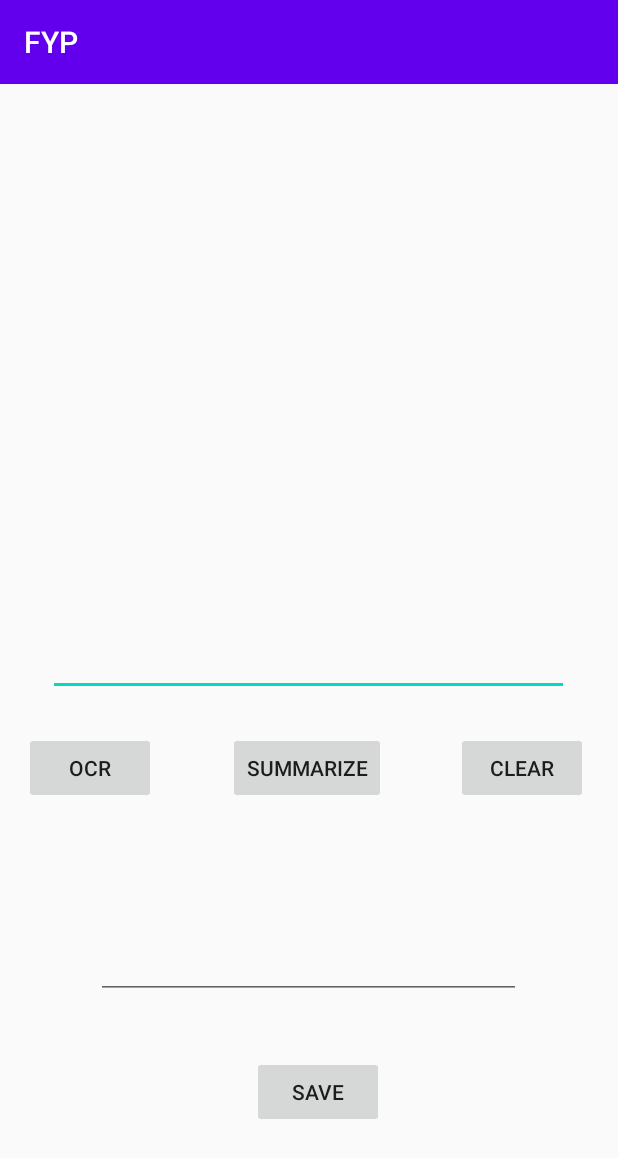
After one commit to Rob-Jay/FYP, an Android app: the SummarizeActivity screen opened directly, with no data from a screen before it, on a phone screen of 412 x 824 dp. The commit adds this screen. Shown: the top 1158 px of the screen. Run offline under Robolectric (Android 15) with nearby library versions, the phone set to English and light mode, and no system bars.

Commit message:
Summarize Activity Created
Summarize Activity accepts bitmap and scans text

```diff
--- a/app/src/main/AndroidManifest.xml
+++ b/app/src/main/AndroidManifest.xml
@@ -15,7 +15,7 @@
         android:roundIcon="@mipmap/ic_launcher_round"
         android:supportsRtl="true"
         android:theme="@style/Theme.FYP">
-        <activity android:name=".ViewSummarization" />
+        <activity android:name=".SummarizeActivity" />
         <activity android:name=".SignUp" />
         <activity android:name=".LoginActivity"/>
 
--- a/app/src/main/java/com/example/fyp/LoginActivity.java
+++ b/app/src/main/java/com/example/fyp/LoginActivity.java
@@ -109,6 +109,7 @@ public class LoginActivity extends AppCompatActivity {
             public void onClick(View v){
                 signIn();
 
+
             }
         });
 
@@ -118,6 +119,7 @@ public class LoginActivity extends AppCompatActivity {
     private void signIn() {
         Intent signInIntent = mGoogleSignInClient.getSignInIntent();
         startActivityForResult(signInIntent, RC_SIGN_IN);
+
     }
 
     @Override
@@ -150,6 +152,7 @@ public class LoginActivity extends AppCompatActivity {
                             FirebaseUser user = fAuth.getCurrentUser();
                             Intent intent = new Intent(LoginActivity.this,MainActivity.class);
                             startActivity(intent);
+                            finish();
                         } else {
                             // If sign in fails, display a message to the user.
                             Log.w("Error", "signInWithCredential:failure", task.getException());
--- /dev/null
+++ b/app/src/main/java/com/example/fyp/SummarizeActivity.java
@@ -0,0 +1,81 @@
+package com.example.fyp;
+
+import androidx.annotation.NonNull;
+import androidx.appcompat.app.AppCompatActivity;
+
+import android.Manifest;
+import android.content.pm.PackageManager;
+import android.graphics.Bitmap;
+import android.graphics.BitmapFactory;
+import android.os.Bundle;
+import android.widget.Button;
+import android.widget.ImageView;
+import android.widget.TextView;
+import android.widget.Toast;
+
+import com.google.android.gms.tasks.OnFailureListener;
+import com.google.android.gms.tasks.OnSuccessListener;
+import com.google.android.gms.tasks.Task;
+import com.google.firebase.ml.vision.FirebaseVision;
+import com.google.firebase.ml.vision.common.FirebaseVisionImage;
+import com.google.firebase.ml.vision.text.FirebaseVisionText;
+import com.google.firebase.ml.vision.text.FirebaseVisionTextRecognizer;
+
+import java.io.FileInputStream;
+
+
+public class SummarizeActivity extends AppCompatActivity {
+    TextView textView;
+    TextView sTextView;
+    Button clearTextBtn;
+    Button scanTextBtn;
+    Button summarizeBtn;
+    Button saveSummaryBtn;
+    ImageView ScanTextImg;
+
+    @Override
+    protected void onCreate(Bundle savedInstanceState) {
+        super.onCreate(savedInstanceState);
+        setContentView(R.layout.activity_view_summarization);
+        //Entities from XML file located
+        textView = findViewById(R.id.text_view);
+        sTextView = findViewById(R.id.summary_text_view);
+        clearTextBtn = findViewById(R.id.clear_text_btn);
+        scanTextBtn = findViewById(R.id.add_text_btn);
+        summarizeBtn = findViewById(R.id.summarize_btn);
+        saveSummaryBtn = findViewById(R.id.save_summary_btn);
+        ScanTextImg = findViewById(R.id.imageView);
+        Bitmap bitmap = null;
+        String filename = getIntent().getStringExtra("image");
+        try {
+            FileInputStream is = this.openFileInput(filename);
+            bitmap = BitmapFactory.decodeStream(is);
+            is.close();
+            //1. create a FirebaseVisionImage object from a Bitmap
+            FirebaseVisionImage firebaseVisionImage = FirebaseVisionImage.fromBitmap(bitmap);
+            //2. Get an instance of FirebaseVision using a cloudTextRecognizer
+            FirebaseVisionTextRecognizer detector = FirebaseVision.getInstance()
+                    .getCloudTextRecognizer();
+            //3. Create a task to process the image
+            Task<FirebaseVisionText> result =
+                    detector.processImage(firebaseVisionImage).addOnSuccessListener(new OnSuccessListener<FirebaseVisionText>() {
+                        @Override
+                        public void onSuccess(FirebaseVisionText firebaseVisionText) {
+                            String s = firebaseVisionText.getText();
+                            textView.setText(s);
+                        }
+                    })
+                            .addOnFailureListener(
+                                    new OnFailureListener() {
+                                        @Override
+                                        public void onFailure(@NonNull Exception e) {
+                                            Toast.makeText(getApplicationContext(), e.getMessage(), Toast.LENGTH_LONG).show();
+
+                                        }
+                                    });
+
+        } catch (Exception e) {
+            e.printStackTrace();
+        }
+    }
+}
--- a/app/src/main/res/layout/activity_view_summarization.xml
+++ b/app/src/main/res/layout/activity_view_summarization.xml
@@ -4,6 +4,80 @@
     xmlns:tools="http://schemas.android.com/tools"
     android:layout_width="match_parent"
     android:layout_height="match_parent"
-    tools:context=".ViewSummarization">
+    tools:context=".SummarizeActivity">
+
+    <Button
+        android:id="@+id/clear_text_btn"
+        android:layout_width="wrap_content"
+        android:layout_height="wrap_content"
+        android:layout_marginStart="304dp"
+        android:layout_marginTop="432dp"
+        android:text="Clear"
+        app:layout_constraintStart_toStartOf="parent"
+        app:layout_constraintTop_toTopOf="parent" />
+
+    <EditText
+        android:id="@+id/text_view"
+        android:layout_width="347dp"
+        android:layout_height="232dp"
+        android:layout_marginStart="32dp"
+        android:layout_marginTop="176dp"
+        android:ems="10"
+        android:gravity="start|top"
+        android:inputType="textMultiLine"
+        app:layout_constraintStart_toStartOf="parent"
+        app:layout_constraintTop_toTopOf="parent" />
+
+    <EditText
+        android:id="@+id/summary_text_view"
+        android:layout_width="283dp"
+        android:layout_height="118dp"
+        android:layout_marginStart="64dp"
+        android:layout_marginTop="492dp"
+        android:ems="10"
+        android:gravity="start|top"
+        android:inputType="textMultiLine"
+        app:layout_constraintStart_toStartOf="parent"
+        app:layout_constraintTop_toTopOf="parent" />
+
+    <Button
+        android:id="@+id/add_text_btn"
+        android:layout_width="wrap_content"
+        android:layout_height="wrap_content"
+        android:layout_marginStart="16dp"
+        android:layout_marginTop="432dp"
+        android:text="OCR"
+        app:layout_constraintStart_toStartOf="parent"
+        app:layout_constraintTop_toTopOf="parent" />
+
+    <Button
+        android:id="@+id/summarize_btn"
+        android:layout_width="wrap_content"
+        android:layout_height="wrap_content"
+        android:layout_marginStart="152dp"
+        android:layout_marginTop="432dp"
+        android:text="Summarize"
+        app:layout_constraintStart_toStartOf="parent"
+        app:layout_constraintTop_toTopOf="parent" />
+
+    <Button
+        android:id="@+id/save_summary_btn"
+        android:layout_width="wrap_content"
+        android:layout_height="wrap_content"
+        android:layout_marginStart="168dp"
+        android:layout_marginTop="648dp"
+        android:text="Save"
+        app:layout_constraintStart_toStartOf="parent"
+        app:layout_constraintTop_toTopOf="parent" />
+
+    <ImageView
+        android:id="@+id/imageView"
+        android:layout_width="wrap_content"
+        android:layout_height="wrap_content"
+        android:layout_marginStart="128dp"
+        android:layout_marginTop="32dp"
+        app:layout_constraintStart_toStartOf="parent"
+        app:layout_constraintTop_toTopOf="parent"
+        tools:srcCompat="@tools:sample/avatars" />
 
 </androidx.constraintlayout.widget.ConstraintLayout>
```
Also changed, not shown: app/src/main/java/com/example/fyp/CameraActivity.java (+24 -46 lines), app/src/main/java/com/example/fyp/MainActivity.java (+27 -64 lines), app/src/main/res/layout/activity_main.xml (+7 -0 lines).
